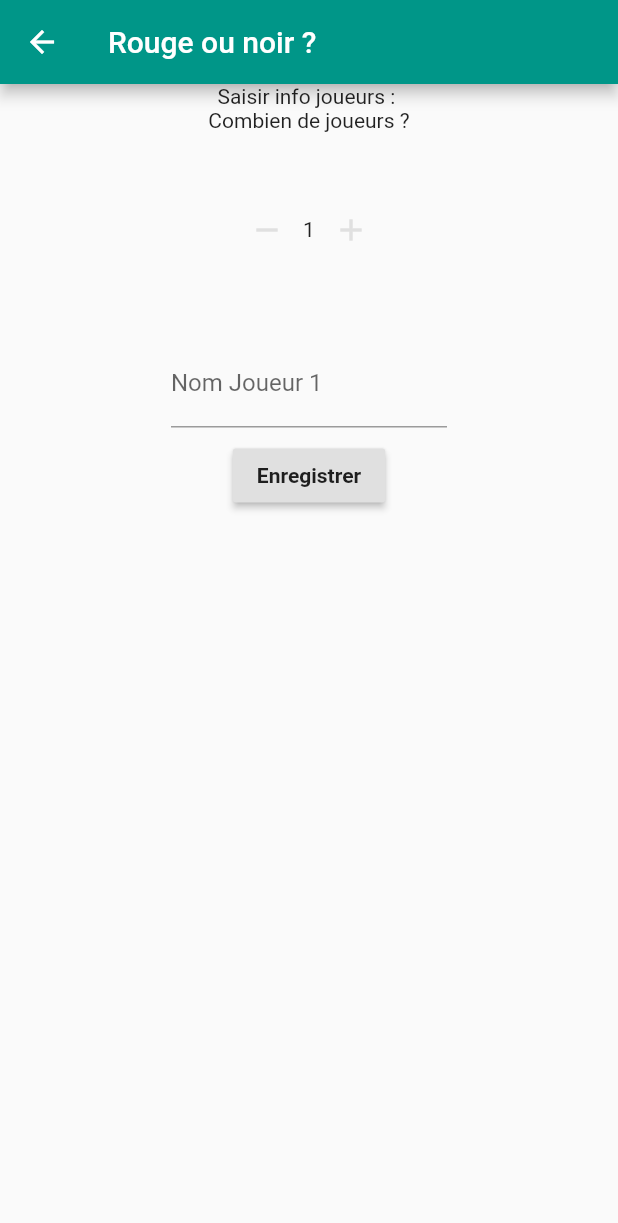
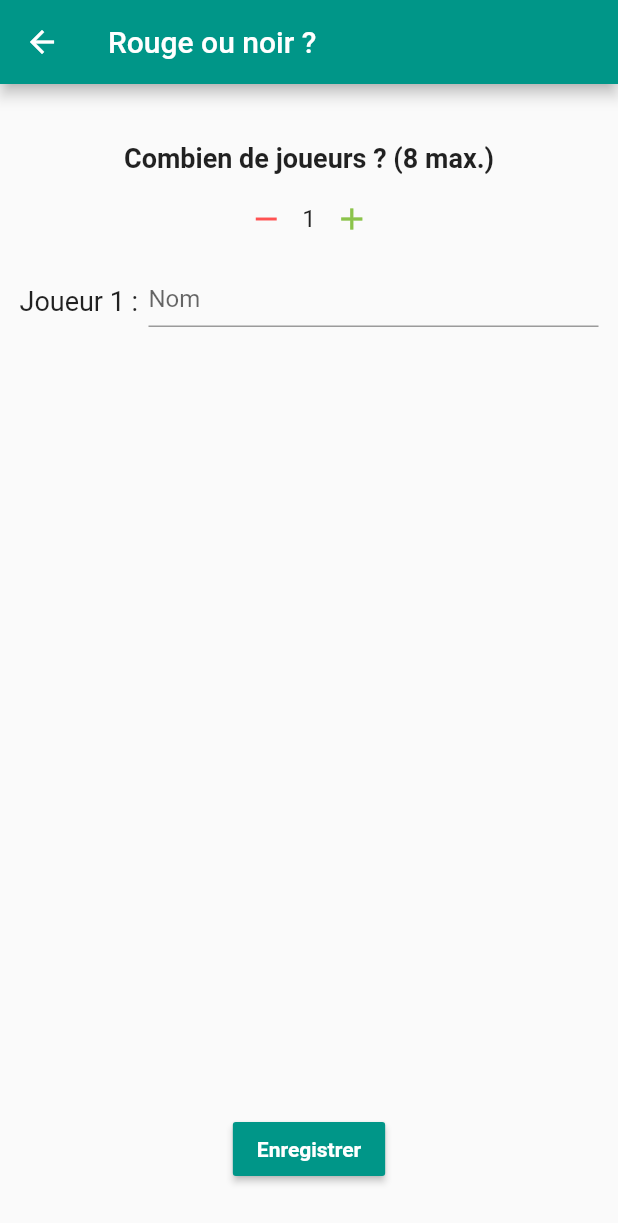
Before and after one commit to dianecdr/rouge_noir, a Flutter app: the screen it shows after launch, after a tap on "Commencer une partie", on a phone screen of 412 x 824 dp. Shown: the top 1223 px of the screen. Run offline on Flutter 3.47's test engine with Material 2 defaults, Android fonts, the phone set to English and light mode, and no system bars; our stand-ins replace material_design_icons_flutter; accounts and stored records are empty.

Commit message:
Register users before starting game

```diff
--- a/lib/main.dart
+++ b/lib/main.dart
@@ -6,8 +6,9 @@ void main() {
     debugShowCheckedModeBanner: false,
     theme: new ThemeData(
       primarySwatch: Colors.teal,
-      primaryColorDark: Colors.brown,
+      primaryColorDark: Color.fromRGBO(0, 121, 107, 1),
       accentColor: Colors.amber,
+      buttonColor: Colors.teal,
       textTheme: ThemeData.light().textTheme.copyWith(
           button: TextStyle(
             color: Colors.white,
--- a/lib/models/user.dart
+++ b/lib/models/user.dart
@@ -5,7 +5,7 @@ class User {
   String name;
   List<Playcard> cards = [];
 
-  User({String name}) {
+  User(String name){
     this.name = name;
     this.id = name+'2020';
   }
--- a/lib/screens/homepage_screen.dart
+++ b/lib/screens/homepage_screen.dart
@@ -19,15 +19,25 @@ class HomePageScreen extends StatelessWidget {
       body: Center(
         child: Column(
           children: <Widget>[
-            Text(
-              'Bienvenue dans le jeu Rouge ou Noir !',
-              style: TextStyle(
-                fontWeight: FontWeight.bold,
+            Padding(
+              padding: const EdgeInsets.all(10),
+              child: Text(
+                'Bienvenue dans le jeu\nRouge ou Noir !',
+                textAlign: TextAlign.center,
+                style: TextStyle(
+                  fontWeight: FontWeight.bold,
+                  fontSize: 20,
+                ),
               ),
             ),
             RaisedButton(
-              child: Text('Commencer une partie'),
-              color: Theme.of(context).textTheme.button.color,
+              child: Text(
+                'Commencer une partie',
+                style: TextStyle(
+                    color: Theme.of(context).textTheme.button.color,
+                    fontWeight: FontWeight.bold),
+              ),
+              color: Theme.of(context).primaryColor,
               onPressed: () {
                 selectStartGame(context);
               },
--- a/lib/screens/register_users_screen.dart
+++ b/lib/screens/register_users_screen.dart
@@ -1,3 +1,4 @@
+import 'package:flutter/cupertino.dart';
 import 'package:flutter/material.dart';
 import 'package:rouge_noir/models/user.dart';
 import 'package:rouge_noir/screens/game_screen.dart';
@@ -10,11 +11,13 @@ class RegisterUsersScreen extends StatefulWidget {
 
 class _RegisterUsersScreenState extends State<RegisterUsersScreen> {
   List<User> users = [];
-  int nbUsers = 1;
-  List<TextEditingController> userNameControllers = [TextEditingController()];
+  int _nbUsers = 1;
+  List<TextEditingController> _infoUserControllers = [TextEditingController()];
 
-  void registerUsers(BuildContext ctx) {
-    users.add(User(name: userNameControllers[0].text));
+  void _registerUsers(BuildContext ctx) {
+    _infoUserControllers.map((ctrl) {
+      users.add(User(ctrl.text));
+    }).toList();
 
     // Display game screen
     Navigator.of(ctx).push(
@@ -24,15 +27,21 @@ class _RegisterUsersScreenState extends State<RegisterUsersScreen> {
     );
   }
 
-  void increaseNbUsers() {
+  void _increaseNbUsers() {
     setState(() {
-      nbUsers++;
+      if (_nbUsers < 8) {
+        _nbUsers++;
+        _infoUserControllers.add(TextEditingController());
+      }
     });
   }
 
-  void decreaseNbUsers() {
+  void _decreaseNbUsers() {
     setState(() {
-      nbUsers--;
+      if (_nbUsers > 1) {
+        _nbUsers--;
+        _infoUserControllers.removeLast();
+      }
     });
   }
 
@@ -42,40 +51,66 @@ class _RegisterUsersScreenState extends State<RegisterUsersScreen> {
       appBar: AppBar(
         title: Text('Rouge ou noir ?'),
       ),
-      body: Container(
+      body: Center(
+        child: Container(
           width: 600,
+          height: 700,
           child: Column(
             children: <Widget>[
-            Text('Saisir info joueurs : '),
-            Text('Combien de joueurs ?'),
+              Padding(
+                padding: const EdgeInsets.all(5),
+                child: Text(
+                  'Combien de joueurs ? (8 max.)',
+                  style: TextStyle(
+                    fontSize: 18,
+                    fontWeight: FontWeight.bold,
+                  ),
+                ),
+              ),
               Container(
-              margin: EdgeInsets.all(15),
-              height: 100,
+                height: 50,
                 child: Row(
                   mainAxisAlignment: MainAxisAlignment.center,
+                  crossAxisAlignment: CrossAxisAlignment.center,
                   children: <Widget>[
                     IconButton(
                       icon: Icon(Icons.remove),
-                    color: Theme.of(context).buttonColor,
-                    onPressed: decreaseNbUsers,
+                      color: Colors.redAccent,
+                      onPressed: _decreaseNbUsers,
                     ),
-                  Text(nbUsers.toString()),
+                    Text(
+                      _nbUsers.toString(),
+                      style: TextStyle(fontSize: 16),
+                    ),
                     IconButton(
                       icon: Icon(Icons.add),
-                    color: Theme.of(context).buttonColor,
-                    onPressed: increaseNbUsers,
+                      color: Colors.lightGreen,
+                      onPressed: _increaseNbUsers,
                     )
                   ],
                 ),
               ),
-            InfoUserForm(
-              userNameController: userNameControllers[0],
+              Expanded(
+                child: ListView.builder(
+                    padding: const EdgeInsets.all(5),
+                    itemCount: _nbUsers,
+                    itemBuilder: (ctx, index) {
+                      return InfoUserForm(
+                        _infoUserControllers[index],
+                        index + 1,
+                      );
+                    }),
               ),
               RaisedButton(
-              child: Text('Enregistrer'),
-              onPressed: () => registerUsers(context),
+                child: Text(
+                  'Enregistrer',
+                  style: TextStyle(
+                      color: Theme.of(context).textTheme.button.color),
+                ),
+                onPressed: () => _registerUsers(context),
               )
             ],
+          ),
         ),
       ),
     );
--- a/lib/widget/info_user_form.dart
+++ b/lib/widget/info_user_form.dart
@@ -1,18 +1,30 @@
 import 'package:flutter/material.dart';
 
 class InfoUserForm extends StatelessWidget {
-  final TextEditingController userNameController;
+  final TextEditingController _userNameController;
+  final int _userNum;
 
-  InfoUserForm({@required this.userNameController});
+  InfoUserForm(this._userNameController, this._userNum);
 
   @override
   Widget build(BuildContext context) {
     return Container(
-      width: 200,
+      height: 50,
       padding: const EdgeInsets.all(8.0),
-      child: TextField(
-        controller: userNameController,
-        decoration: InputDecoration(labelText: 'Nom Joueur 1'),
+      child: Row(
+        mainAxisAlignment: MainAxisAlignment.spaceBetween,
+        crossAxisAlignment: CrossAxisAlignment.center,
+        children: <Widget>[
+          Text('Joueur '+_userNum.toString()+' :', style: TextStyle(fontSize: 18),),
+          SizedBox(
+            width: 300,
+            height: 50,
+            child: TextField(
+              controller: _userNameController,
+              decoration: InputDecoration(hintText: 'Nom'),
+            ),
+          ),
+        ],
       ),
     );
   }
```
Also changed, not shown: lib/screens/game_screen.dart (+44 -45 lines), lib/widget/playcard_widget.dart (+8 -8 lines). Lines whose indentation alone changed are shown as unchanged.
